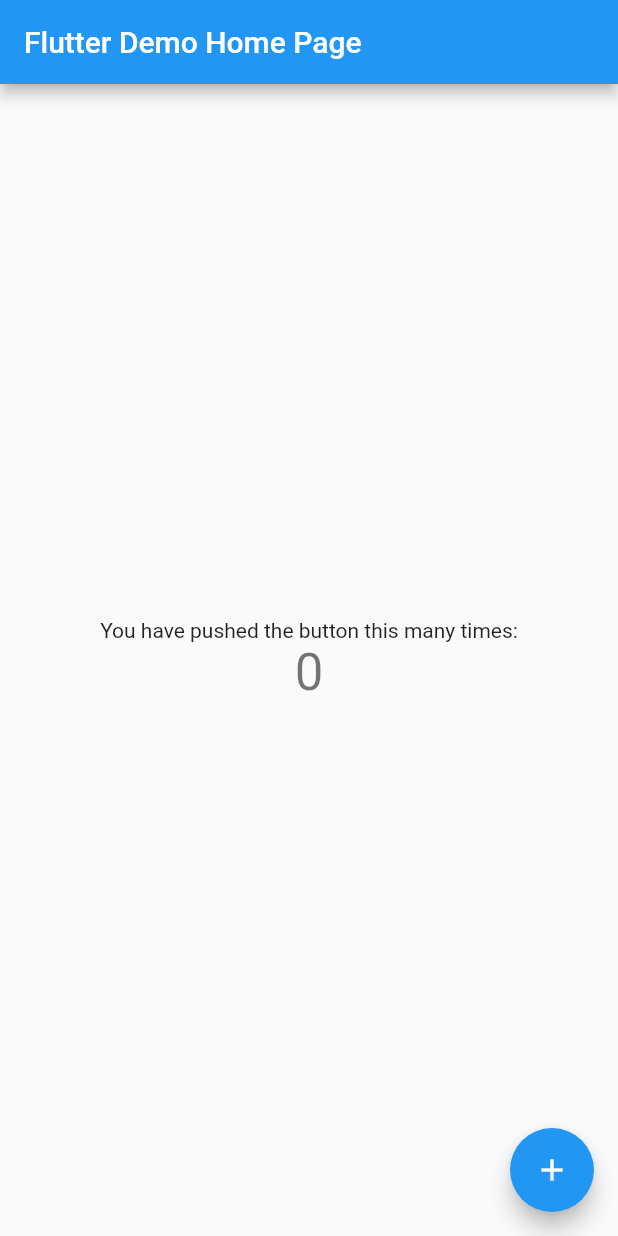
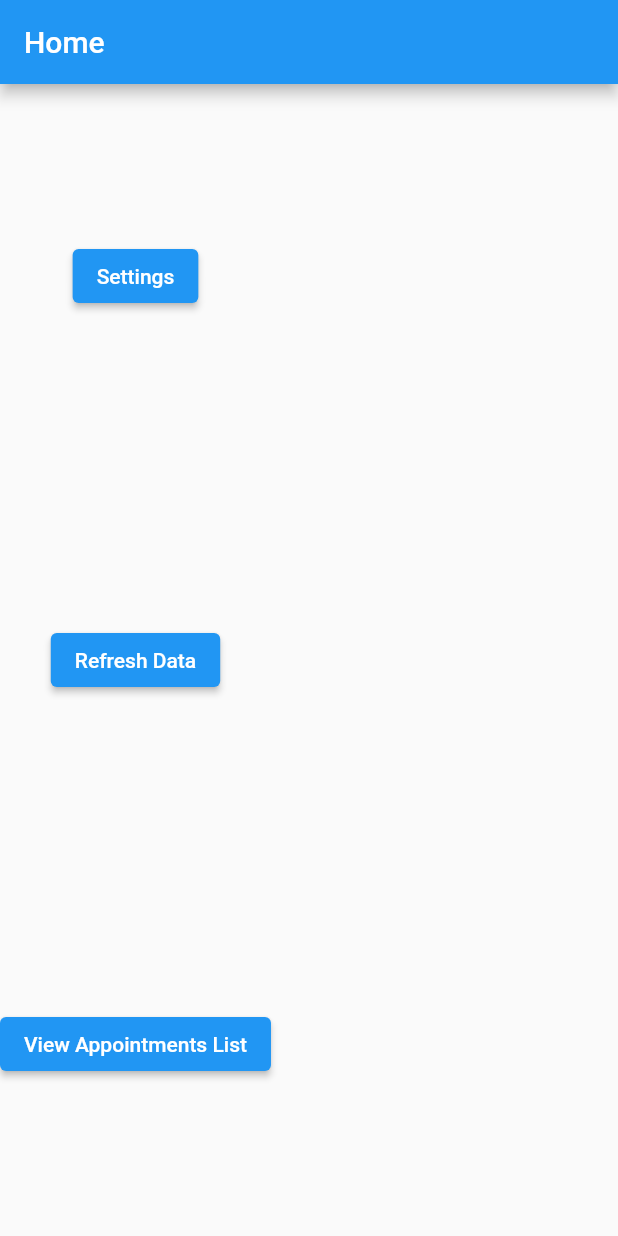
Before and after one commit to krishnaji-yedlapalli/appointment, a Flutter app: the screen it shows after launch, on a phone screen of 412 x 824 dp. Run offline on Flutter 3.47's test engine with Material 2 defaults, Android fonts, the phone set to English and light mode, and no system bars.

Commit message:
Structured the project

```diff
--- a/lib/main.dart
+++ b/lib/main.dart
@@ -1,3 +1,4 @@
+import 'package:appointment/screens/home.dart';
 import 'package:flutter/material.dart';
 
 void main() {
@@ -24,92 +25,7 @@ class MyApp extends StatelessWidget {
         // is not restarted.
         primarySwatch: Colors.blue,
       ),
-      home: const MyHomePage(title: 'Flutter Demo Home Page'),
+      home: const HomePage(),
     );
   }
 }
-
-class MyHomePage extends StatefulWidget {
-  const MyHomePage({Key? key, required this.title}) : super(key: key);
-
-  // This widget is the home page of your application. It is stateful, meaning
-  // that it has a State object (defined below) that contains fields that affect
-  // how it looks.
-
-  // This class is the configuration for the state. It holds the values (in this
-  // case the title) provided by the parent (in this case the App widget) and
-  // used by the build method of the State. Fields in a Widget subclass are
-  // always marked "final".
-
-  final String title;
-
-  @override
-  State<MyHomePage> createState() => _MyHomePageState();
-}
-
-class _MyHomePageState extends State<MyHomePage> {
-  int _counter = 0;
-
-  void _incrementCounter() {
-    setState(() {
-      // This call to setState tells the Flutter framework that something has
-      // changed in this State, which causes it to rerun the build method below
-      // so that the display can reflect the updated values. If we changed
-      // _counter without calling setState(), then the build method would not be
-      // called again, and so nothing would appear to happen.
-      _counter++;
-    });
-  }
-
-  @override
-  Widget build(BuildContext context) {
-    // This method is rerun every time setState is called, for instance as done
-    // by the _incrementCounter method above.
-    //
-    // The Flutter framework has been optimized to make rerunning build methods
-    // fast, so that you can just rebuild anything that needs updating rather
-    // than having to individually change instances of widgets.
-    return Scaffold(
-      appBar: AppBar(
-        // Here we take the value from the MyHomePage object that was created by
-        // the App.build method, and use it to set our appbar title.
-        title: Text(widget.title),
-      ),
-      body: Center(
-        // Center is a layout widget. It takes a single child and positions it
-        // in the middle of the parent.
-        child: Column(
-          // Column is also a layout widget. It takes a list of children and
-          // arranges them vertically. By default, it sizes itself to fit its
-          // children horizontally, and tries to be as tall as its parent.
-          //
-          // Invoke "debug painting" (press "p" in the console, choose the
-          // "Toggle Debug Paint" action from the Flutter Inspector in Android
-          // Studio, or the "Toggle Debug Paint" command in Visual Studio Code)
-          // to see the wireframe for each widget.
-          //
-          // Column has various properties to control how it sizes itself and
-          // how it positions its children. Here we use mainAxisAlignment to
-          // center the children vertically; the main axis here is the vertical
-          // axis because Columns are vertical (the cross axis would be
-          // horizontal).
-          mainAxisAlignment: MainAxisAlignment.center,
-          children: <Widget>[
-            const Text(
-              'You have pushed the button this many times:',
-            ),
-            Text(
-              '$_counter',
-              style: Theme.of(context).textTheme.headline4,
-            ),
-          ],
-        ),
-      ),
-      floatingActionButton: FloatingActionButton(
-        onPressed: _incrementCounter,
-        tooltip: 'Increment',
-        child: const Icon(Icons.add),
-      ), // This trailing comma makes auto-formatting nicer for build methods.
-    );
-  }
-}
--- /dev/null
+++ b/lib/screens/home.dart
@@ -0,0 +1,49 @@
+
+import 'package:appointment/screens/settings.dart';
+import 'package:flutter/material.dart';
+
+import '../utils/enums.dart';
+
+class HomePage extends StatefulWidget {
+  const HomePage({Key? key}) : super(key: key);
+
+  @override
+  State<HomePage> createState() => _HomePageState();
+}
+
+class _HomePageState extends State<HomePage> {
+  @override
+  Widget build(BuildContext context) {
+    return Scaffold(
+      appBar: AppBar(
+        title: const Text('Home'),
+      ),
+      body: Column(
+        mainAxisAlignment: MainAxisAlignment.spaceAround,
+       children: [
+         _buildButton(actionType, ActionType.settings, 'Settings'),
+         _buildButton(actionType, ActionType.settings, 'Refresh Data'),
+         _buildButton(actionType, ActionType.settings, 'View Appointments List'),
+       ],
+      )
+    );
+  }
+
+  Widget _buildButton(Function(ActionType) callBack, ActionType actionType, String label) {
+    return ElevatedButton(onPressed: ()=> callBack(actionType), child: Text(label));
+  }
+
+  void actionType(ActionType actionType) {
+    switch(actionType){
+      case ActionType.settings:
+         Navigator.push(context, MaterialPageRoute(builder: (_) => const SettingsPage()));
+        break;
+      case ActionType.refreshData:
+
+        break;
+      case ActionType.appointmentList:
+
+        break;
+    }
+  }
+}
--- /dev/null
+++ b/lib/utils/enums.dart
@@ -0,0 +1,4 @@
+
+enum ActionType {settings, refreshData, appointmentList}
+
+enum RequestType { get, put, post, delete }
--- a/pubspec.yaml
+++ b/pubspec.yaml
@@ -29,6 +29,7 @@ environment:
 dependencies:
   flutter:
     sdk: flutter
+  http: ^0.13.4
 
 
   # The following adds the Cupertino Icons font to your application.
```
Also changed, not shown: lib/screens/settings.dart (added, +37 -0 lines), lib/services/base_service.dart (added, +54 -0 lines), lib/services/urls.dart (added, +9 -0 lines), pubspec.lock.
